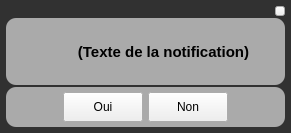
Before: the Qt Designer form client/src/notification.ui in introlab/openteraplus, drawn with Qt 5.
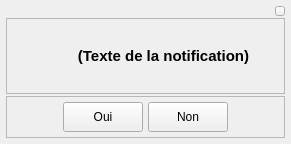
After: the same form once the commit is applied. Icons and pictures are not drawn.

Commit message: Added UserEvent management in WebSocketManager and MainWindow.

Diff of the .ui file:
```diff
--- a/client/src/notification.ui
+++ b/client/src/notification.ui
@@ -7,18 +7,18 @@
     <x>0</x>
     <y>0</y>
     <width>291</width>
-    <height>133</height>
+    <height>144</height>
    </rect>
   </property>
   <property name="windowTitle">
    <string>Form</string>
   </property>
   <property name="styleSheet">
-   <string notr="true">QWidget#NotifyWindow {background-color: rgb(49,49,49);border-style:solid;border-width:0px;border-color:rgb(0,173,238);padding:0px;}
+   <string notr="true">/*QWidget#NotifyWindow {background-color: rgb(49,49,49);border-style:solid;border-width:0px;border-color:rgb(0,173,238);padding:0px;}
 
 QFrame{background-color:rgba(170,170,170,100%); border-radius:10px;}
 
-QLabel{background-color:rgba(0,0,0,0%); color: black;}</string>
+QLabel{background-color:rgba(0,0,0,0%); color: black;}*/</string>
   </property>
   <layout class="QVBoxLayout" name="verticalLayout">
    <property name="spacing">
@@ -152,6 +152,9 @@
         <property name="alignment">
          <set>Qt::AlignCenter</set>
         </property>
+        <property name="wordWrap">
+         <bool>true</bool>
+        </property>
        </widget>
       </item>
      </layout>
```
Left out of the diff: 17 changed lines with no effect on the pictures. The commit also changes 10 other files.
